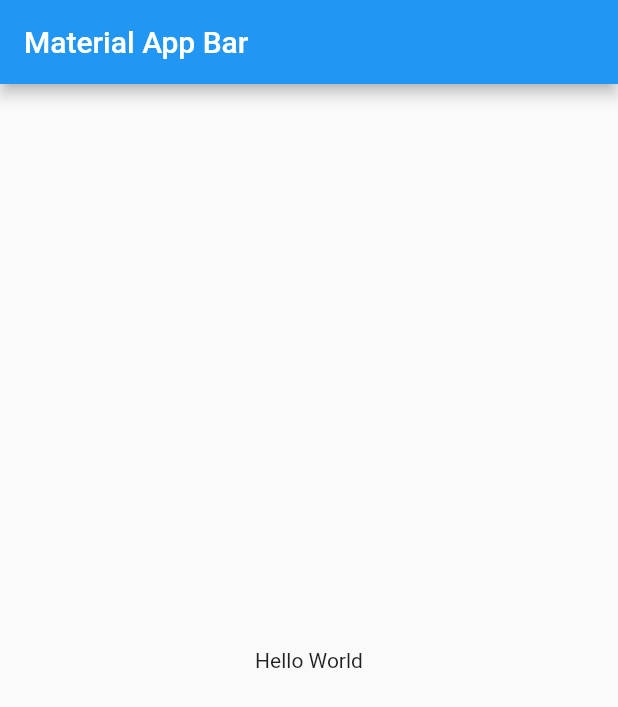
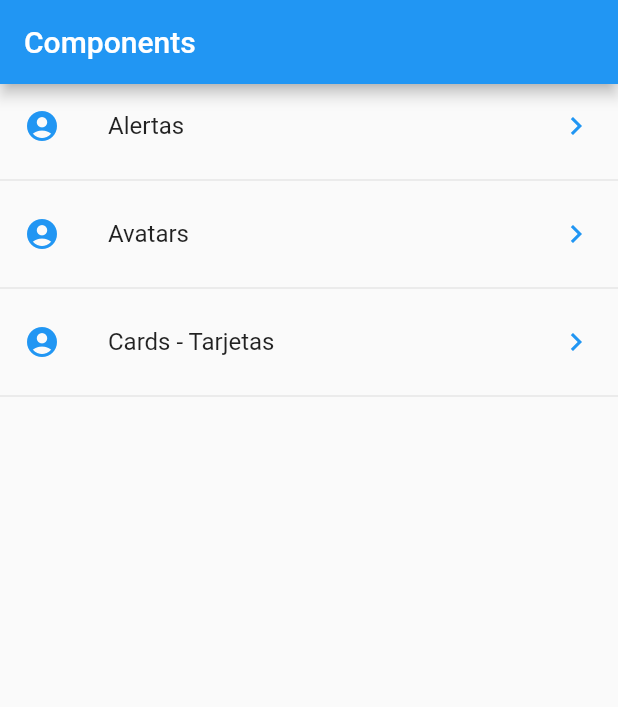
Before and after one commit to nicolasbeltrami/Flutter-Components, a Flutter app: the screen it shows after launch, on a phone screen of 412 x 824 dp. Shown: the top 707 px of the screen. Run offline on Flutter 3.47's test engine with Material 2 defaults, Android fonts, the phone set to English and light mode, and no system bars.

Commit message:
List view added

```diff
--- /dev/null
+++ b/data/menu_opts.json
@@ -0,0 +1,20 @@
+{
+    "nombreApp" : "Componentes",
+    "rutas" : [
+        {
+            "ruta" : "alert",
+            "icon" : "add_alert",
+            "texto": "Alertas"
+        },
+        {
+            "ruta" : "avatar",
+            "icon" : "accessibility",
+            "texto": "Avatars"
+        },
+        {
+            "ruta" : "card",
+            "icon" : "folder_open",
+            "texto": "Cards - Tarjetas"
+        }
+    ]
+}
--- a/lib/main.dart
+++ b/lib/main.dart
@@ -1,3 +1,4 @@
+import 'package:componentes/src/pages/home_page.dart';
 import 'package:flutter/material.dart';
 
 void main() => runApp(MyApp());
@@ -6,18 +7,9 @@ class MyApp extends StatelessWidget {
   @override
   Widget build(BuildContext context) {
     return MaterialApp(
-      title: 'Material App',
+      title: 'Components App',
       debugShowCheckedModeBanner: false,
-      home: Scaffold(
-        appBar: AppBar(
-          title: Text('Material App Bar'),
-        ),
-        body: Center(
-          child: Container(
-            child: Text('Hello World'),
-          ),
-        ),
-      ),
+      home: HomePage(),
     );
   }
 }
--- /dev/null
+++ b/lib/src/pages/home_page.dart
@@ -0,0 +1,50 @@
+import 'package:componentes/src/providers/menu_provider.dart';
+import 'package:flutter/material.dart';
+
+class HomePage extends StatelessWidget {
+  @override
+  Widget build(BuildContext context) {
+    return Scaffold(
+      appBar: AppBar(
+        title: Text('Components'),
+      ),
+      body: _list(),
+    );
+  }
+
+  Widget _list() {
+    return FutureBuilder(
+      future: menuProvider.dataLoad(),
+      initialData: [],
+      builder: (context, AsyncSnapshot<List<dynamic>> snapshot){
+        return ListView(
+          children: _itemList(snapshot.data),
+        );
+      },
+    );
+  }
+
+  List<Widget>_itemList(List<dynamic> data) {
+
+    final List<Widget> options =[];
+
+    data.forEach((opt) {
+
+        final widgetTemp = ListTile(
+          title: Text(opt['texto']),
+          leading: Icon(Icons.account_circle, color: Colors.blue),
+          trailing: Icon(Icons.keyboard_arrow_right, color: Colors.blue),
+          onTap: () {
+
+          },
+        );
+        options..add(widgetTemp)
+              ..add(Divider());
+
+
+
+    });
+
+    return options;
+  }
+}
--- a/pubspec.yaml
+++ b/pubspec.yaml
@@ -41,8 +41,8 @@ flutter:
   uses-material-design: true
 
   # To add assets to your application, add an assets section, like this:
-  # assets:
-  #  - images/a_dot_burr.jpeg
+  assets:
+   - data/menu_opts.json
   #  - images/a_dot_ham.jpeg
 
   # An image asset can refer to one or more resolution-specific "variants", see
```
Also changed, not shown: lib/src/providers/menu_provider.dart (added, +25 -0 lines), 3 other files.
